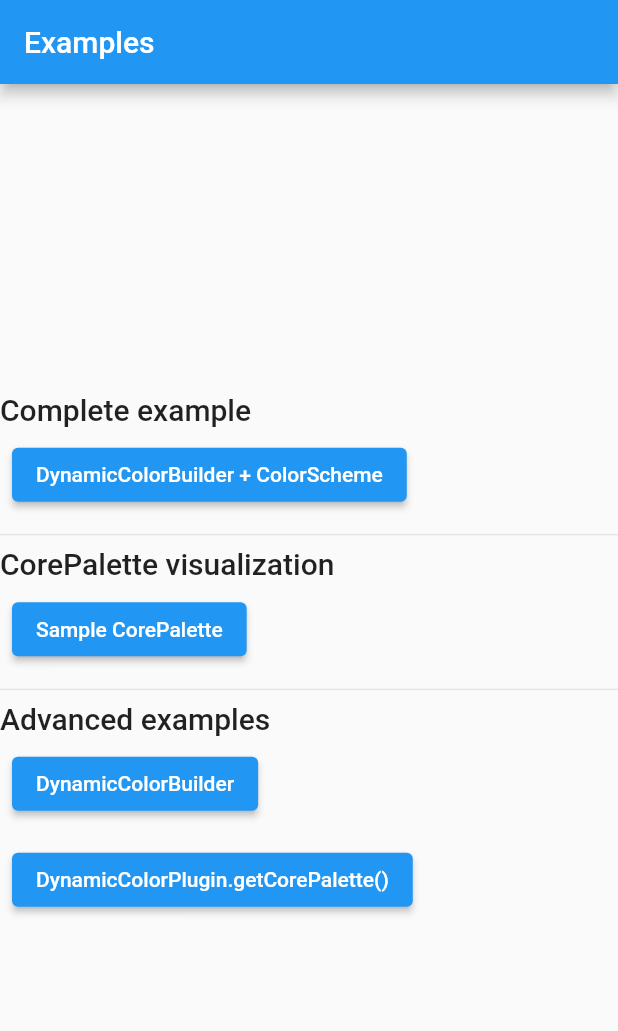
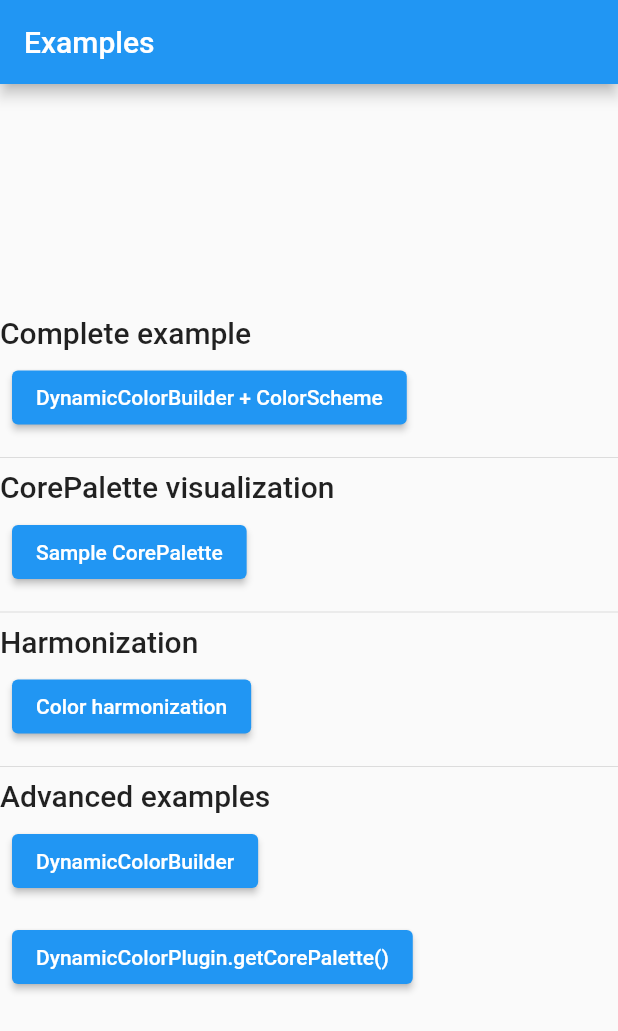
Before and after one commit to material-foundation/material-dynamic-color-flutter, a Flutter app: the screen it shows after launch, on a phone screen of 412 x 824 dp. Shown: the top 1031 px of the screen. Run offline on Flutter 3.47's test engine with Material 2 defaults, Android fonts, the phone set to English and light mode, and no system bars; missing offline and left inert: dynamic_color_tools.

Commit message:
Add harmonization example (#14)
* Add harmonization example

* use real color

```diff
--- a/example/lib/get_core_palette_example.dart
+++ b/example/lib/get_core_palette_example.dart
@@ -22,8 +22,10 @@ class _AdvancedExample2State extends State<AdvancedExample2> {
     initPlatformState();
   }
 
-  // Platform messages are asynchronous, so we initialize in an async method.
+  /// Unlike with [DynamicColorBuilder], we're responsible for obtaining and
+  /// storing the [ColorPalette].
   Future<void> initPlatformState() async {
+    // Platform messages are asynchronous, so we initialize in an async method.
     CorePalette? corePalette;
     // Platform messages may fail, so we use a try/catch PlatformException.
     try {
--- /dev/null
+++ b/example/lib/harmonization_example.dart
@@ -0,0 +1,32 @@
+import 'package:dynamic_color/dynamic_color.dart';
+import 'package:flutter/material.dart';
+
+class HarmonizationExample extends StatelessWidget {
+  const HarmonizationExample({Key? key}) : super(key: key);
+
+  static const title = 'Color harmonization';
+
+  @override
+  Widget build(BuildContext context) {
+    const Color primaryColor = Color(0xff0b57d0);
+    return Center(
+      child: Column(
+        mainAxisAlignment: MainAxisAlignment.center,
+        children: [
+          Container(width: 100, height: 100, color: primaryColor),
+          const Text('Primary color'),
+          const SizedBox(height: 20),
+          Container(width: 100, height: 100, color: Colors.red),
+          const Text('Red'),
+          const SizedBox(height: 20),
+          Container(
+            width: 100,
+            height: 100,
+            color: Colors.red.harmonizeWith(primaryColor),
+          ),
+          const Text('Red, harmonized with primary color'),
+        ],
+      ),
+    );
+  }
+}
--- a/example/lib/main.dart
+++ b/example/lib/main.dart
@@ -1,9 +1,10 @@
 import 'package:flutter/material.dart';
 
 import 'complete_example.dart';
+import 'core_palette_visualization.dart';
 import 'dynamic_color_builder_example.dart';
 import 'get_core_palette_example.dart';
-import 'core_palette_visualization.dart';
+import 'harmonization_example.dart';
 
 void main() {
   runApp(const ExampleApp());
@@ -34,6 +35,12 @@ class ExampleApp extends StatelessWidget {
               widget: CorePaletteVisualization(),
             ),
             const Divider(),
+            Text('Harmonization', style: textTheme.headline6),
+            const _ExampleAppButton(
+              title: HarmonizationExample.title,
+              widget: HarmonizationExample(),
+            ),
+            const Divider(),
             Text('Advanced examples', style: textTheme.headline6),
             const _ExampleAppButton(
               title: AdvancedExample1.title,
@@ -51,8 +58,11 @@ class ExampleApp extends StatelessWidget {
 }
 
 class _ExampleAppButton extends StatelessWidget {
-  const _ExampleAppButton({Key? key, required this.title, required this.widget})
-      : super(key: key);
+  const _ExampleAppButton({
+    Key? key,
+    required this.title,
+    required this.widget,
+  }) : super(key: key);
 
   final String title;
   final Widget widget;
```
Also changed, not shown: 1 other file.
